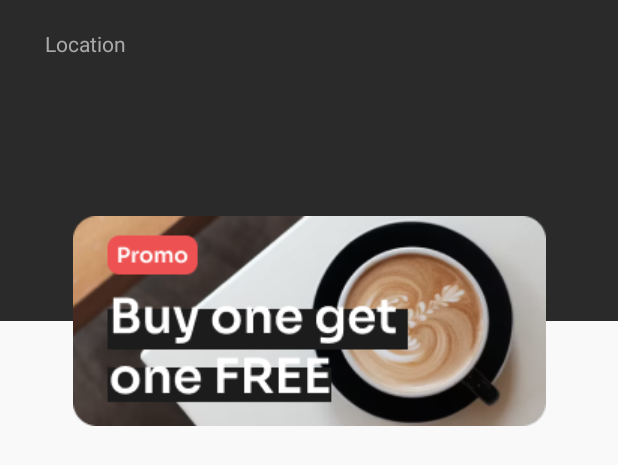
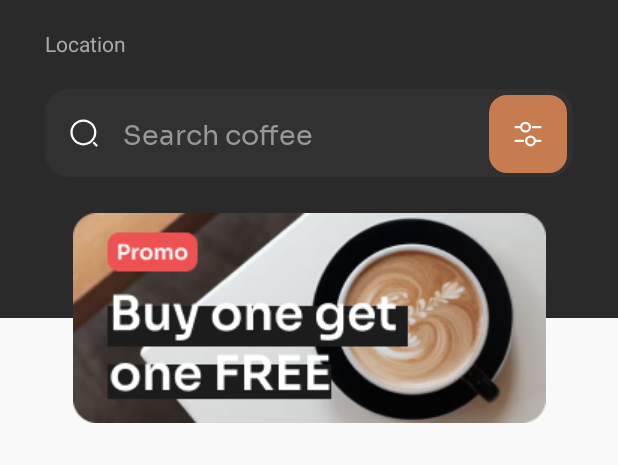
Before and after one commit to Limbyc/MyApplication, an Android app: the layout main_fragment.xml on its own in the app's theme, with its tools: preview values and no code run, on a phone screen of 412 x 824 dp. Shown: the top 465 px of the screen. Run offline under Robolectric (Android 15) with nearby library versions, the phone set to English and light mode, and no system bars.

Commit message:
create search bar and photo mask

```diff
--- /dev/null
+++ b/app/src/main/res/drawable/filter.xml
@@ -0,0 +1,48 @@
+<vector xmlns:android="http://schemas.android.com/apk/res/android"
+    android:width="20dp"
+    android:height="20dp"
+    android:viewportWidth="20"
+    android:viewportHeight="20">
+  <path
+      android:pathData="M18.333,5.417H13.333"
+      android:strokeLineJoin="round"
+      android:strokeWidth="1.5"
+      android:fillColor="#00000000"
+      android:strokeColor="#ffffff"
+      android:strokeLineCap="round"/>
+  <path
+      android:pathData="M5,5.417H1.667"
+      android:strokeLineJoin="round"
+      android:strokeWidth="1.5"
+      android:fillColor="#00000000"
+      android:strokeColor="#ffffff"
+      android:strokeLineCap="round"/>
+  <path
+      android:pathData="M8.333,8.333C9.944,8.333 11.25,7.028 11.25,5.417C11.25,3.806 9.944,2.5 8.333,2.5C6.723,2.5 5.417,3.806 5.417,5.417C5.417,7.028 6.723,8.333 8.333,8.333Z"
+      android:strokeLineJoin="round"
+      android:strokeWidth="1.5"
+      android:fillColor="#00000000"
+      android:strokeColor="#ffffff"
+      android:strokeLineCap="round"/>
+  <path
+      android:pathData="M18.333,14.583H15"
+      android:strokeLineJoin="round"
+      android:strokeWidth="1.5"
+      android:fillColor="#00000000"
+      android:strokeColor="#ffffff"
+      android:strokeLineCap="round"/>
+  <path
+      android:pathData="M6.667,14.583H1.667"
+      android:strokeLineJoin="round"
+      android:strokeWidth="1.5"
+      android:fillColor="#00000000"
+      android:strokeColor="#ffffff"
+      android:strokeLineCap="round"/>
+  <path
+      android:pathData="M11.667,17.5C13.278,17.5 14.583,16.194 14.583,14.583C14.583,12.972 13.278,11.667 11.667,11.667C10.056,11.667 8.75,12.972 8.75,14.583C8.75,16.194 10.056,17.5 11.667,17.5Z"
+      android:strokeLineJoin="round"
+      android:strokeWidth="1.5"
+      android:fillColor="#00000000"
+      android:strokeColor="#ffffff"
+      android:strokeLineCap="round"/>
+</vector>
--- /dev/null
+++ b/app/src/main/res/drawable/filter_button.xml
@@ -0,0 +1,18 @@
+<?xml version="1.0" encoding="utf-8"?>
+<selector xmlns:android="http://schemas.android.com/apk/res/android">
+
+    <item android:state_pressed="true">
+        <shape android:shape="rectangle">
+            <corners android:radius="12dp" />
+            <solid android:color="@color/button_pressed" />
+        </shape>
+    </item>
+
+    <item>
+        <shape android:shape="rectangle">
+            <corners android:radius="12dp" />
+            <solid android:color="@color/button" />
+        </shape>
+    </item>
+
+</selector>
--- /dev/null
+++ b/app/src/main/res/drawable/search.xml
@@ -0,0 +1,20 @@
+<vector xmlns:android="http://schemas.android.com/apk/res/android"
+    android:width="20dp"
+    android:height="20dp"
+    android:viewportWidth="20"
+    android:viewportHeight="20">
+  <path
+      android:pathData="M9.583,17.5C13.956,17.5 17.5,13.956 17.5,9.583C17.5,5.211 13.956,1.667 9.583,1.667C5.211,1.667 1.667,5.211 1.667,9.583C1.667,13.956 5.211,17.5 9.583,17.5Z"
+      android:strokeLineJoin="round"
+      android:strokeWidth="1.5"
+      android:fillColor="#00000000"
+      android:strokeColor="#ffffff"
+      android:strokeLineCap="round"/>
+  <path
+      android:pathData="M18.333,18.333L16.667,16.667"
+      android:strokeLineJoin="round"
+      android:strokeWidth="1.5"
+      android:fillColor="#00000000"
+      android:strokeColor="#ffffff"
+      android:strokeLineCap="round"/>
+</vector>
--- /dev/null
+++ b/app/src/main/res/drawable/search_view.xml
@@ -0,0 +1,5 @@
+<?xml version="1.0" encoding="utf-8"?>
+<shape xmlns:android="http://schemas.android.com/apk/res/android">
+    <solid android:color="@color/search_view"/>
+    <corners android:radius="16dp"/>
+</shape>
--- /dev/null
+++ b/app/src/main/res/drawable/type_of_coffee.xml
@@ -0,0 +1,5 @@
+<shape xmlns:android="http://schemas.android.com/apk/res/android"
+    android:shape="rectangle">
+    <solid android:color="#FFFFFF" />
+    <corners android:radius="12dp" />
+</shape>
--- a/app/src/main/res/layout/activity_main.xml
+++ b/app/src/main/res/layout/activity_main.xml
@@ -19,10 +19,9 @@
         android:id="@+id/bottom_nav"
         style="@style/Widget.ChipNavigationBar"
         android:layout_width="match_parent"
-        android:layout_height="72dp"
+        android:layout_height="99dp"
         android:background="@drawable/bubble"
         android:elevation="16dp"
-        app:labelVisibilityMode="labeled"
         app:cnb_menuResource="@menu/menu_bottom"
         android:layout_alignParentBottom="true"/>
 
--- a/app/src/main/res/layout/main_fragment.xml
+++ b/app/src/main/res/layout/main_fragment.xml
@@ -12,6 +12,19 @@
         android:layout_height="0dp"
         android:background="@color/background"
         app:layout_constraintBottom_toTopOf="@+id/guideline"
+        app:layout_constraintTop_toTopOf="parent"
+        app:layout_constraintVertical_bias="0.0"
+        tools:layout_editor_absoluteX="0dp" />
+
+    <androidx.appcompat.widget.AppCompatImageView
+        android:id="@+id/imageView"
+        android:layout_width="44dp"
+        android:layout_height="44dp"
+        android:layout_marginEnd="30dp"
+        android:layout_marginBottom="24dp"
+        android:layout_marginTop="19dp"
+        app:layout_constraintBottom_toTopOf="@+id/frameLayout"
+        app:layout_constraintEnd_toEndOf="parent"
         app:layout_constraintTop_toTopOf="parent" />
 
     <androidx.constraintlayout.widget.Guideline
@@ -19,7 +32,7 @@
         android:layout_width="match_parent"
         android:layout_height="wrap_content"
         android:orientation="horizontal"
-        app:layout_constraintGuide_percent="0.26"/>
+        app:layout_constraintGuide_end="612dp" />
 
     <androidx.appcompat.widget.AppCompatImageView
         android:id="@+id/appCompatImageView2"
@@ -30,7 +43,6 @@
         app:layout_constraintEnd_toEndOf="parent"
         app:layout_constraintStart_toStartOf="parent"
         app:layout_constraintTop_toTopOf="@+id/guideline" />
-
 
 
     <androidx.appcompat.widget.AppCompatTextView
@@ -63,4 +75,50 @@
         android:layout_marginStart="30dp"
         android:layout_marginEnd="30dp" />
 
+    <FrameLayout
+        android:id="@+id/frameLayout"
+        android:layout_width="match_parent"
+        android:layout_height="wrap_content"
+        app:layout_constraintBottom_toTopOf="@+id/appCompatImageView2"
+        app:layout_constraintEnd_toEndOf="parent"
+        app:layout_constraintStart_toStartOf="parent">
+
+
+        <EditText
+            android:id="@+id/search_bar"
+            android:layout_width="match_parent"
+            android:layout_height="wrap_content"
+            android:layout_marginStart="30dp"
+            android:layout_marginEnd="30dp"
+            android:layout_marginBottom="24dp"
+            android:autofillHints=""
+            android:background="@drawable/search_view"
+            android:drawableLeft="@drawable/search"
+            android:drawablePadding="16dp"
+            android:fontFamily="@font/sora_regular"
+            android:hint="@string/search_coffee"
+            android:inputType=""
+            android:padding="16dp"
+            android:textColor="@color/text"
+            android:textColorHint="@color/search_view_text"
+            app:layout_constraintEnd_toEndOf="parent"
+            app:layout_constraintStart_toStartOf="parent" />
+
+        <androidx.appcompat.widget.AppCompatImageView
+            android:id="@+id/filter_button"
+            android:layout_width="wrap_content"
+            android:layout_height="wrap_content"
+            android:layout_gravity="end"
+            android:layout_marginTop="4dp"
+            android:layout_marginEnd="34dp"
+            android:background="@drawable/filter_button"
+            android:clickable="true"
+            android:padding="16dp"
+            android:src="@drawable/filter"
+            app:layout_constraintBottom_toBottomOf="@id/search_bar"
+            app:layout_constraintTop_toTopOf="@id/search_bar" />
+
+    </FrameLayout>
+
+
 </androidx.constraintlayout.widget.ConstraintLayout>
--- a/app/src/main/res/values/colors.xml
+++ b/app/src/main/res/values/colors.xml
@@ -11,4 +11,7 @@
 <!--    mainfragment colors-->
     <color name="bg">#f9f9f9</color>
     <color name="background">#2a2a2a</color>
+    <color name="search_view">#313131</color>
+    <color name="search_view_text">#989898</color>
+    <color name="text_mainfragment">#2F4B4E</color>
 </resources>
--- a/app/src/main/res/values/strings.xml
+++ b/app/src/main/res/values/strings.xml
@@ -6,4 +6,5 @@
     <string name="the_best_grain_the_finest_roast_the_powerful_flavor">The best grain, the finest roast, the \npowerful flavor.</string>
     <string name="get_started">Get Started</string>
     <string name="location">Location</string>
+    <string name="search_coffee">Search coffee</string>
 </resources>
```
Also changed, not shown: app/src/main/java/com/valance/myapplication/MainActivity.kt (+4 -28 lines), app/src/main/java/com/valance/myapplication/ui/ImageUtils.kt (added, +20 -0 lines), app/src/main/java/com/valance/myapplication/ui/fragments/MainFragment.kt (+14 -3 lines), app/src/main/res/drawable/mask.xml (added, +8 -0 lines), app/src/main/res/layout/type_of_coffee.xml (added, +13 -0 lines), app/src/main/res/drawable/woman.png (added).
